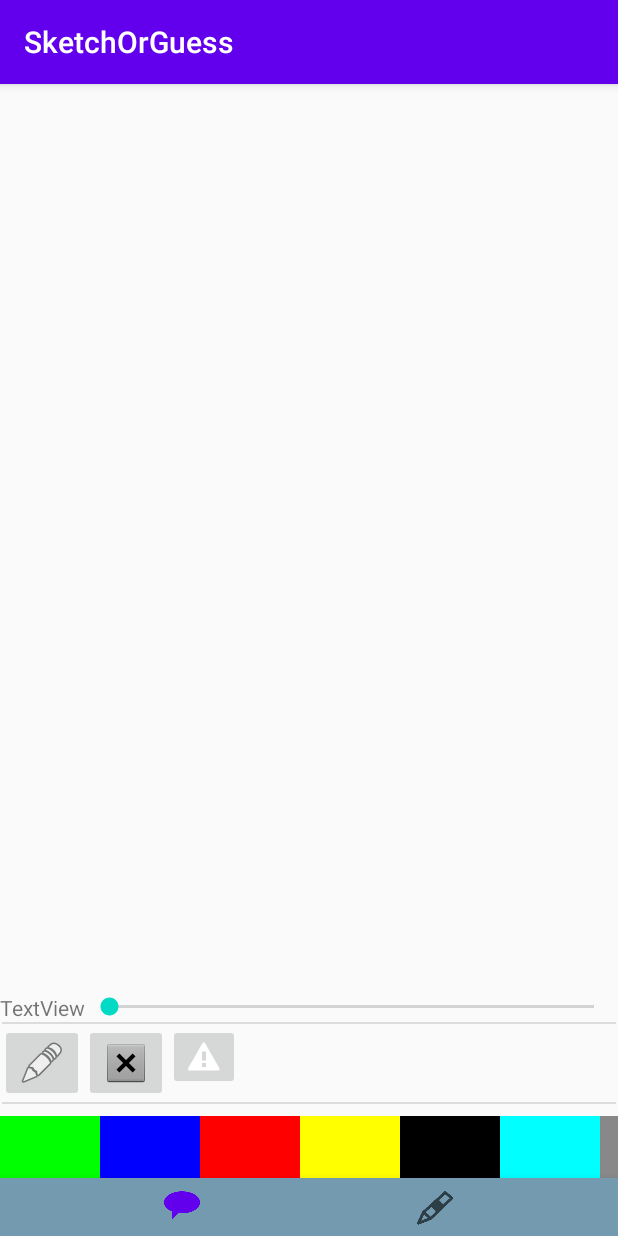
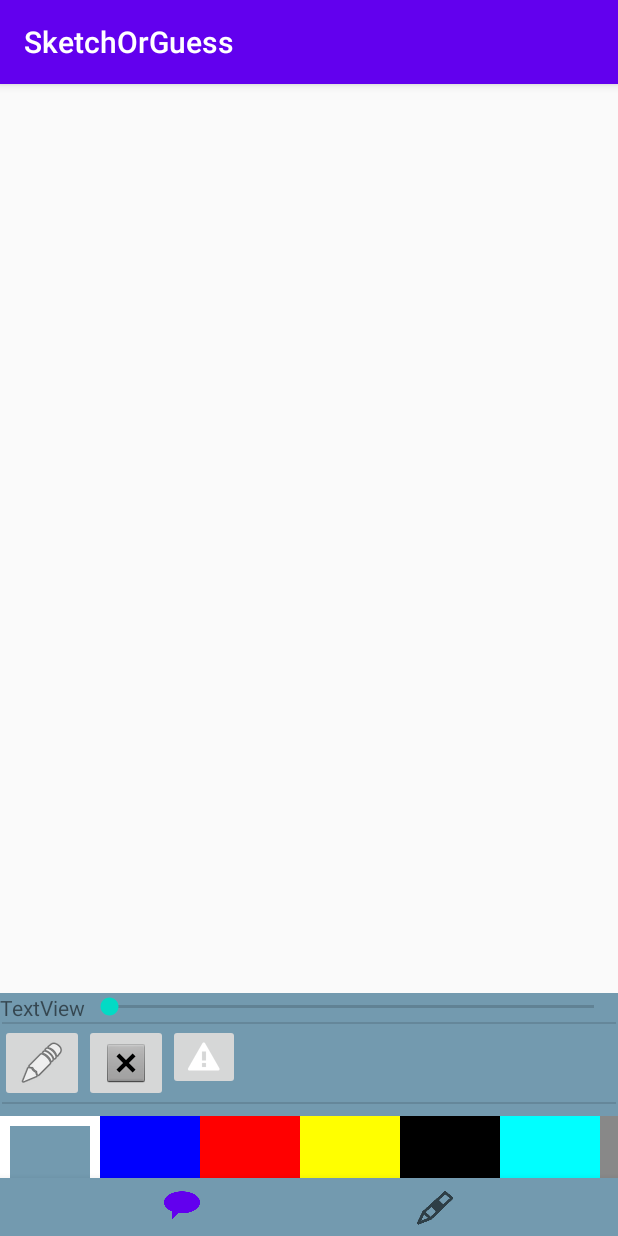
Before and after one commit to ben255/AndroidApp, an Android app: the screen it shows after launch (MainActivity), on a phone screen of 412 x 824 dp. Run offline under Robolectric (Android 15) with nearby library versions, the phone set to English and light mode, and no system bars.

```diff
--- a/app/src/main/java/com/main/sketchorguess/BrushComponentView.java
+++ b/app/src/main/java/com/main/sketchorguess/BrushComponentView.java
@@ -14,8 +14,10 @@ import androidx.annotation.Nullable;
 import java.util.ArrayList;
 
 public class BrushComponentView extends View {
-    ArrayList<Rect> listRect;
-    ArrayList<Paint> listColor;
+    private ArrayList<Rect> listRect;
+    private ArrayList<Paint> listColor;
+    private int markedRect = 0;
+    private Paint backupPaint;
     public BrushComponentView(Context context) {
         super(context);
         init(null);
@@ -33,6 +35,7 @@ public class BrushComponentView extends View {
     private void init(@Nullable AttributeSet set){
         listRect = new ArrayList<>();
         listColor = new ArrayList<>();
+        backupPaint = new Paint();
         loadRect();
         invalidate();
     }
@@ -46,6 +49,7 @@ public class BrushComponentView extends View {
         listColor.add(paint);
         listRect.add(rect);
 
+        backupPaint.set(paint);
 
         rect = new Rect();
         paint = new Paint();
@@ -96,13 +100,42 @@ public class BrushComponentView extends View {
 
         for(int i = 0; i < listRect.size(); i++){
             canvas.drawRect(listRect.get(i), listColor.get(i));
+            if(i == markedRect){
+                Log.i("MARKEDRECT", Integer.toString(markedRect));
+                listColor.get(i).setStyle(Paint.Style.STROKE);
+                listColor.get(i).setStrokeWidth(20);
+                listColor.get(i).setColor(Color.WHITE);
+                canvas.drawRect(listRect.get(i),listColor.get(i));
+            }
         }
     }
 
     public void setBrushColor(int x, int y){
 
-        Log.i("XTOUCH", Integer.toString(x));
-        Log.i("YTOUCH", Integer.toString(y));
+
+        for(int i = 0; i < listRect.size(); i++){
+            if(x > listRect.get(i).left && x < listRect.get(i).right){
+                if(y > listRect.get(i).top && y < listRect.get(i).bottom){
+
+                    Paint paint = new Paint();
+
+                    paint.setColor(backupPaint.getColor());
+
+                    listColor.set(markedRect,paint);
+                    backupPaint.set(listColor.get(i));
+
+
+                    markedRect = i;
+
+
+                    invalidate();
+                }
+            }
+        }
 
     }
+
+    public Paint getMarkedPaint(){
+        return listColor.get(markedRect);
+    }
 }
--- a/app/src/main/java/com/main/sketchorguess/MainActivity.java
+++ b/app/src/main/java/com/main/sketchorguess/MainActivity.java
@@ -69,7 +69,7 @@ public class MainActivity extends AppCompatActivity{
             public boolean onTouch(View v, MotionEvent event) {
 
                 brushComponentView.setBrushColor((int)event.getX(),(int) event.getY());
-                return true;
+                return false;
             }
         });
 
--- a/app/src/main/res/layout/activity_main.xml
+++ b/app/src/main/res/layout/activity_main.xml
@@ -39,7 +39,7 @@
         app:layout_constraintBottom_toTopOf="@+id/BottomNavigation"
         app:layout_constraintEnd_toEndOf="parent"
         app:layout_constraintHorizontal_bias="1.0"
-        app:layout_constraintStart_toStartOf="parent" />
+        app:layout_constraintStart_toStartOf="parent"/>
 
 
 </androidx.constraintlayout.widget.ConstraintLayout>
--- a/app/src/main/res/layout/brush_component_layout.xml
+++ b/app/src/main/res/layout/brush_component_layout.xml
@@ -4,7 +4,8 @@
     xmlns:app="http://schemas.android.com/apk/res-auto"
     xmlns:tools="http://schemas.android.com/tools"
     android:layout_width="match_parent"
-    android:layout_height="match_parent">
+    android:layout_height="match_parent"
+    android:background="@color/colorBottomBar">
 
     <TextView
         android:id="@+id/brushtext"
```
